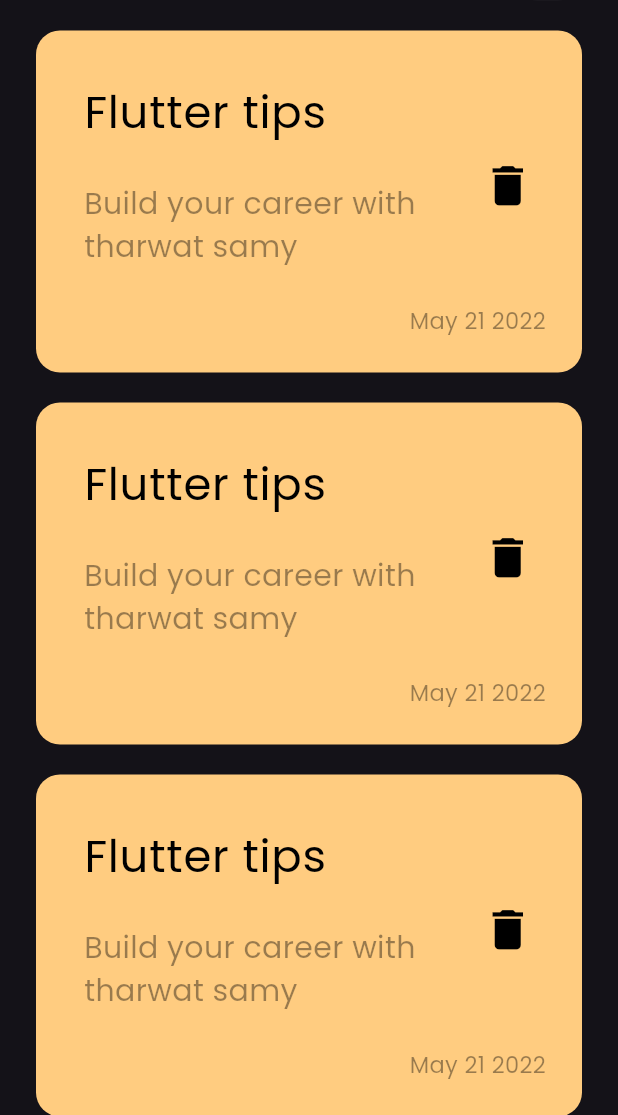
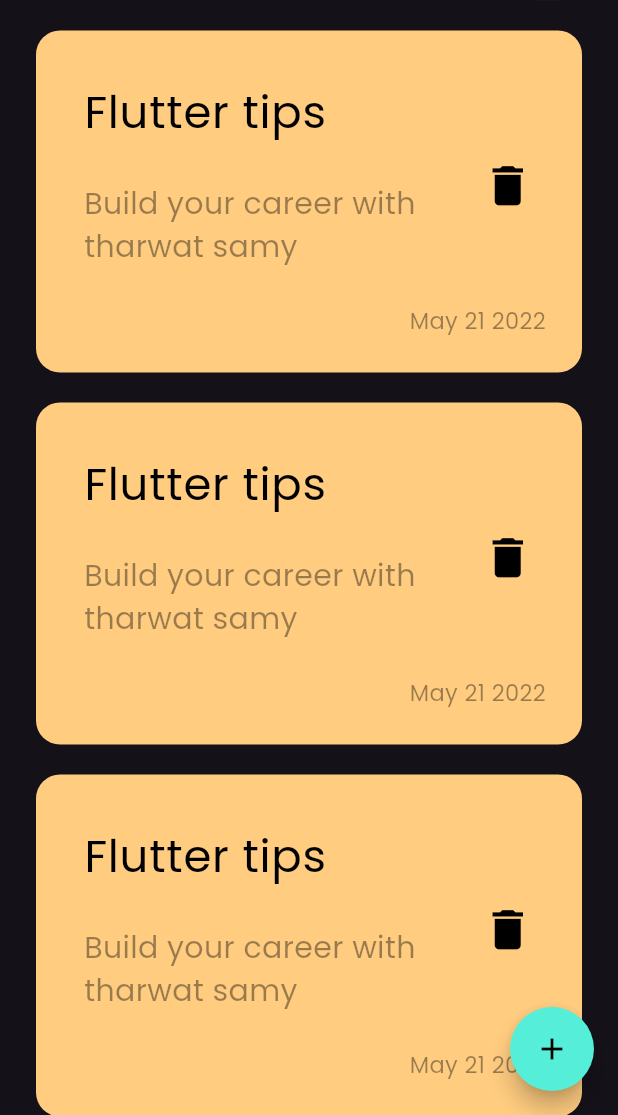
Before and after one commit to IbrahimHosny2002/Notes-App, a Flutter app: the screen it shows after launch, on a phone screen of 412 x 824 dp, the part 121-1236 px from its top. Run offline on Flutter 3.47's test engine with Material 3 defaults, Android fonts, the phone set to English and light mode, and no system bars.

Commit message:
create add note bottom sheet

```diff
--- /dev/null
+++ b/lib/constants.dart
@@ -0,0 +1,4 @@
+import 'package:flutter/material.dart';
+
+const kPrimaryColor = Color(0xff55eed9);
+const kTextColor = Color(0xFF56928c);
--- a/lib/views/notes_view.dart
+++ b/lib/views/notes_view.dart
@@ -1,4 +1,6 @@
 import 'package:flutter/material.dart';
+import 'package:notes_app/constants.dart';
+import 'package:notes_app/views/widgets/add_notes_bottom_sheet.dart';
 import 'package:notes_app/views/widgets/notes_view_body.dart';
 
 class NotesView extends StatelessWidget {
@@ -6,8 +8,25 @@ class NotesView extends StatelessWidget {
 
   @override
   Widget build(BuildContext context) {
-    return const Scaffold(
-      body: NotesViewBody(),
+    return Scaffold(
+      floatingActionButton: FloatingActionButton(
+        backgroundColor: kPrimaryColor,
+        shape: RoundedRectangleBorder(borderRadius: BorderRadius.circular(32)),
+        onPressed: () {
+          showModalBottomSheet(
+              shape: RoundedRectangleBorder(
+                  borderRadius: BorderRadius.circular(16)),
+              context: context,
+              builder: (context) {
+                return const AddNotesBottomSheet();
+              });
+        },
+        child: const Icon(
+          Icons.add,
+          color: Colors.black,
+        ),
+      ),
+      body: const NotesViewBody(),
     );
   }
 }
```
Also changed, not shown: lib/views/widgets/add_notes_bottom_sheet.dart (added, +40 -0 lines), lib/views/widgets/custom_button.dart (added, +24 -0 lines), lib/views/widgets/custom_text_field.dart (added, +28 -0 lines).
